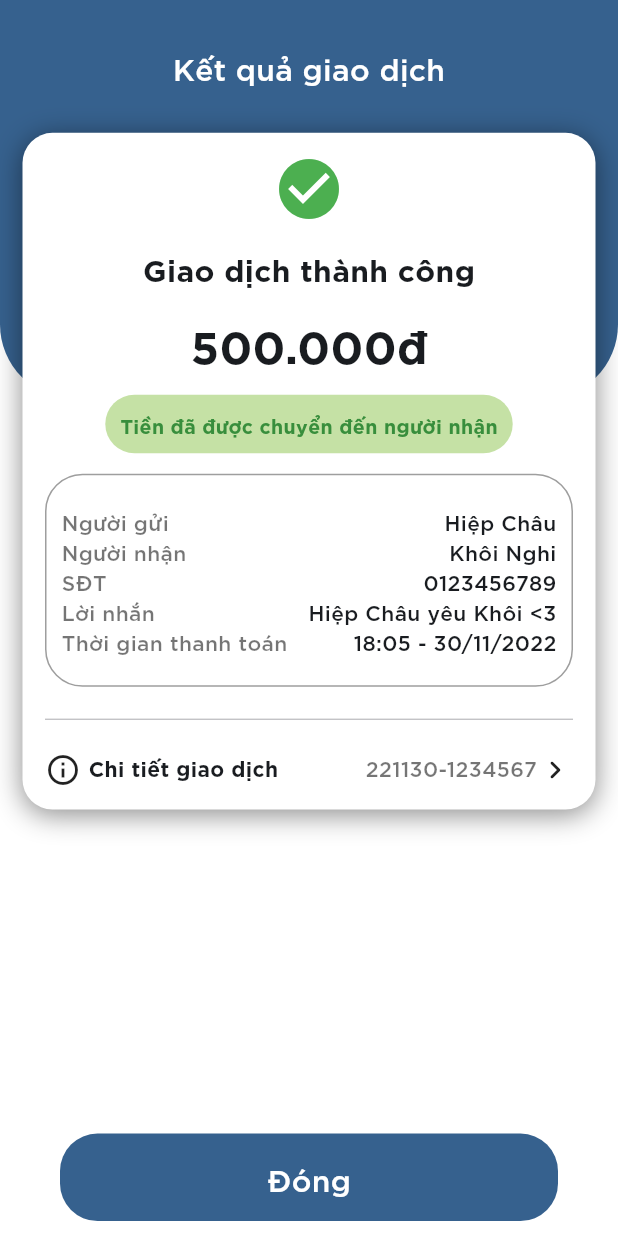
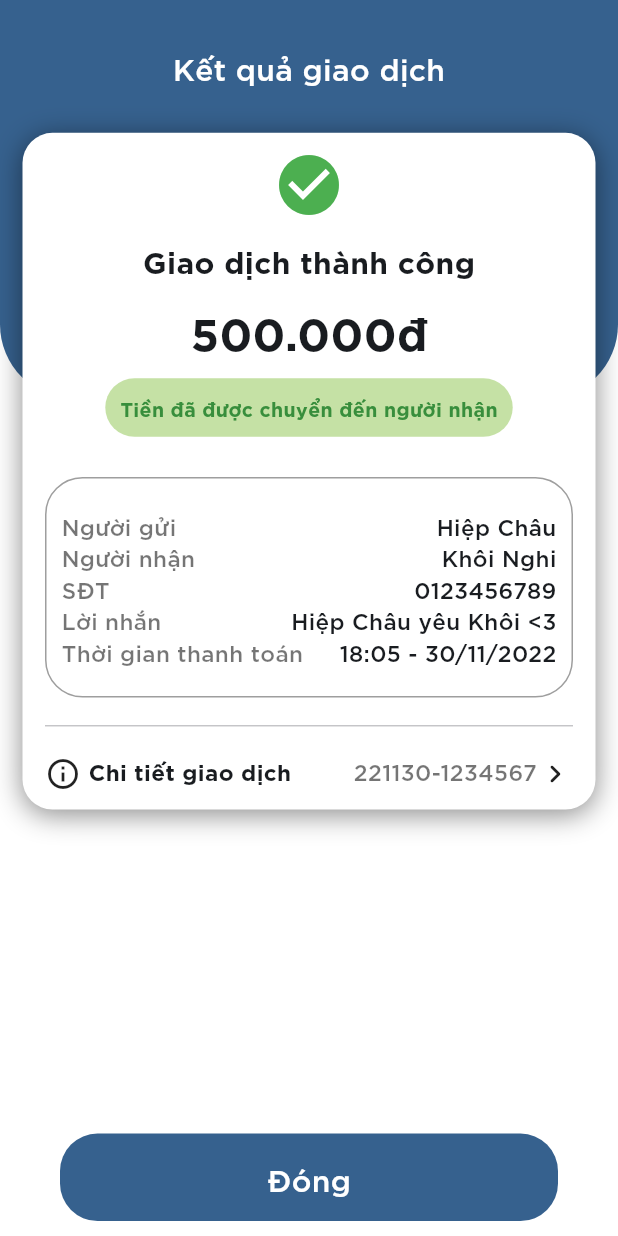
Before and after one commit to hiepchau/EwalletFlutterUI, a Flutter app: the PaymentSuccessScreen screen opened directly, on a phone screen of 412 x 824 dp. Run offline on Flutter 3.47's test engine with Material 2 defaults, Android fonts, the phone set to English and light mode, and no system bars; our stand-ins replace animated_bottom_navigation_bar, barcode_widget, expandable_page_view, flutter_countdown_timer, flutter_font_icons, font_awesome_flutter; missing offline and left inert: barcode_scan2.

Commit message:
Update UI

```diff
--- a/lib/main.dart
+++ b/lib/main.dart
@@ -21,6 +21,6 @@ void main() {
           ),
         )),
     debugShowCheckedModeBanner: false,
-    home: kIsWeb ? const RootWebApp() : const LoginPage(), //TODO: change back to login page
+    home: const LoginPage(), //TODO: change back to login page
   ));
 }
--- a/lib/pages/payment_screen.dart
+++ b/lib/pages/payment_screen.dart
@@ -65,7 +65,7 @@ class _PaymentScreenState extends State<PaymentScreen> {
         body: Column(
           children: [
             AspectRatio(
-              aspectRatio: 390 / 600,
+              aspectRatio: MediaQuery.of(context).size.height > 600 ? 390 / 600 : 350/455,
               child: Container(
                 padding: EdgeInsets.fromLTRB(15, 10, 15, 10),
                 //TODO: Add background image decoration
@@ -74,7 +74,7 @@ class _PaymentScreenState extends State<PaymentScreen> {
                   builder: (context, constraints) {
                     final height = constraints.maxHeight;
 
-                    final suggestIconHeight = height * 14 / 250;
+                    final suggestIconHeight = MediaQuery.of(context).size.height > 600 ? height * 14 / 250 : height * 14 / 275;
 
                     return Column(
                         crossAxisAlignment: CrossAxisAlignment.start,
--- a/lib/pages/payment_success_screen.dart
+++ b/lib/pages/payment_success_screen.dart
@@ -25,7 +25,7 @@ class PaymentSuccessScreen extends StatelessWidget {
             child: Container(
                 child: Center(
               child: Text('Kết quả giao dịch',
-                  style: const TextStyle(
+                  style: TextStyle(
                     color: Colors.white,
                     fontSize: 20,
                     fontWeight: FontWeight.w500,
@@ -55,20 +55,28 @@ class PaymentSuccessScreen extends StatelessWidget {
                       color: Colors.green,
                       size: 48,
                     ),
-                    const Text('Giao dịch thành công',
+                    Text('Giao dịch thành công',
                         style: TextStyle(
-                            fontSize: 20, fontWeight: FontWeight.bold)),
-                    const Text('500.000đ',
+                            fontSize: MediaQuery.of(context).size.width > 350
+                                ? 20
+                                : 15,
+                            fontWeight: FontWeight.bold)),
+                    Text('500.000đ',
                         style: TextStyle(
-                            fontSize: 30, fontWeight: FontWeight.bold)),
+                            fontSize: MediaQuery.of(context).size.width > 350
+                                ? 30
+                                : 18,
+                            fontWeight: FontWeight.bold)),
                     Flexible(
                       child: Container(
                         decoration: BoxDecoration(
                             color: Colors.lightGreen.shade200,
                             borderRadius:
-                                BorderRadius.all(Radius.circular(25))),
+                                const BorderRadius.all(Radius.circular(25))),
                         child: Padding(
-                          padding: EdgeInsets.all(10),
+                          padding: MediaQuery.of(context).size.width > 350
+                              ? EdgeInsets.all(10)
+                              : EdgeInsets.all(5),
                           child: Text(
                             'Tiền đã được chuyển đến người nhận',
                             style: TextStyle(
@@ -79,6 +87,7 @@ class PaymentSuccessScreen extends StatelessWidget {
                         ),
                       ),
                     ),
+                    SizedBox(height: 5,),
                     Padding(
                       padding: const EdgeInsets.symmetric(horizontal: 15.0),
                       child: Container(
@@ -96,7 +105,7 @@ class PaymentSuccessScreen extends StatelessWidget {
                             ['SĐT', '0123456789'],
                             ['Lời nhắn', 'Hiệp Châu yêu Khôi <3'],
                             ['Thời gian thanh toán', '18:05 - 30/11/2022'],
-                          ])),
+                          ], context)),
                         ),
                       ),
                     ),
@@ -116,15 +125,23 @@ class PaymentSuccessScreen extends StatelessWidget {
                               alignment: Alignment.centerLeft,
                               child: Row(
                                 mainAxisSize: MainAxisSize.min,
-                                children: const [
+                                children: [
                                   Icon(Icons.info_outline),
                                   Padding(
-                                    padding:
-                                        EdgeInsets.only(bottom: 5.0, left: 5),
+                                    padding: MediaQuery.of(context).size.width >
+                                            350
+                                        ? EdgeInsets.only(bottom: 5.0, left: 5)
+                                        : EdgeInsets.only(bottom: 0, left: 5),
                                     child: Text(
                                       'Chi tiết giao dịch',
                                       style: TextStyle(
-                                          fontWeight: FontWeight.bold),
+                                        fontWeight: FontWeight.bold,
+                                        fontSize:
+                                            MediaQuery.of(context).size.width >
+                                                    350
+                                                ? 15
+                                                : 12,
+                                      ),
                                     ),
                                   ),
                                 ],
@@ -134,12 +151,24 @@ class PaymentSuccessScreen extends StatelessWidget {
                               alignment: Alignment.centerRight,
                               child: Row(
                                 mainAxisSize: MainAxisSize.min,
-                                children: const [
+                                children: [
                                   Padding(
-                                    padding: EdgeInsets.only(bottom: 5.0),
+                                    padding:
+                                        MediaQuery.of(context).size.width > 350
+                                            ? EdgeInsets.only(bottom: 5.0)
+                                            : EdgeInsets.only(
+                                                bottom: 0,
+                                              ),
                                     child: Text(
                                       '221130-1234567',
-                                      style: (TextStyle(color: Colors.black54)),
+                                      style: (TextStyle(
+                                        color: Colors.black54,
+                                        fontSize:
+                                            MediaQuery.of(context).size.width >
+                                                    350
+                                                ? 15
+                                                : 12,
+                                      )),
                                     ),
                                   ),
                                   Icon(Icons.chevron_right_rounded),
@@ -197,7 +226,7 @@ class PaymentSuccessScreen extends StatelessWidget {
     ])));
   }
 
-  List<Widget> buildLines(List<List<String>> lines) {
+  List<Widget> buildLines(List<List<String>> lines, BuildContext context) {
     return lines.map((line) {
       return IntrinsicHeight(
         child: Row(
@@ -208,12 +237,20 @@ class PaymentSuccessScreen extends StatelessWidget {
               alignment: Alignment.centerLeft,
               child: Text(
                 line[0],
-                style: TextStyle(color: Colors.black54),
+                style: TextStyle(
+                  color: Colors.black54,
+                  fontSize: MediaQuery.of(context).size.width > 350 ? 15 : 12,
+                ),
               ),
             ),
             Align(
               alignment: Alignment.centerRight,
-              child: Text(line[1]),
+              child: Text(
+                line[1],
+                style: TextStyle(
+                  fontSize: MediaQuery.of(context).size.width > 350 ? 15 : 12,
+                ),
+              ),
             ),
           ],
         ),
--- a/lib/pages/promo_page.dart
+++ b/lib/pages/promo_page.dart
@@ -191,7 +191,7 @@ class _PromoTabState extends State<_PromoTab> {
       double suggestIconHeight, String text, void Function()? onTap) {
     return Container(
       width: 100,
-      height: suggestIconHeight,
+      height: MediaQuery.of(context).size.width > 350 ? suggestIconHeight : suggestIconHeight*1.2,
       decoration: BoxDecoration(
         color: Colors.white,
         borderRadius: BorderRadius.circular(25),
@@ -315,6 +315,7 @@ class _PromoPageState extends State<PromoPage> with TickerProviderStateMixin {
         Icon(
           icon,
           color: iconColor,
+          size: MediaQuery.of(context).size.width > 350 ? 35 : 20,
         ),
         iconWidth,
         Container(
--- a/lib/pages/select_transfer_page.dart
+++ b/lib/pages/select_transfer_page.dart
@@ -50,7 +50,7 @@ class _SelectTransferPage extends State<SelectTransferPage> {
                 Padding(
                   padding: EdgeInsets.symmetric(vertical: 10, horizontal: 15),
                   child: Container(
-                    padding: const EdgeInsets.all(10),
+                    padding: MediaQuery.of(context).size.width > 350 ? EdgeInsets.all(10) : EdgeInsets.all(0),
                     decoration: BoxDecoration(
                         color: white,
                         borderRadius:
@@ -149,7 +149,7 @@ class _SelectTransferPage extends State<SelectTransferPage> {
                           )),
                     )),
                     SizedBox(
-                      height: 100,
+                      height: MediaQuery.of(context).size.height > 600 ? 100 :50,
                     ),
                     Expanded(
                         child: Column(
--- a/lib/pages/widgets/profile_widget.dart
+++ b/lib/pages/widgets/profile_widget.dart
@@ -85,7 +85,7 @@ class ProfileWidget extends StatelessWidget {
                                     ? 13
                                     : MediaQuery.of(context).size.width > 350
                                         ? 12
-                                        : 12,
+                                        : 11,
                                 fontFamily: 'SVN-Gotham'),
                           ),
                         )
```
Also changed, not shown: lib/pages/notification_page.dart (+5 -4 lines), lib/pages/widgets/promo_item.dart (+36 -14 lines), lib/pages/widgets/shortcut_panel.dart (+10 -10 lines).
